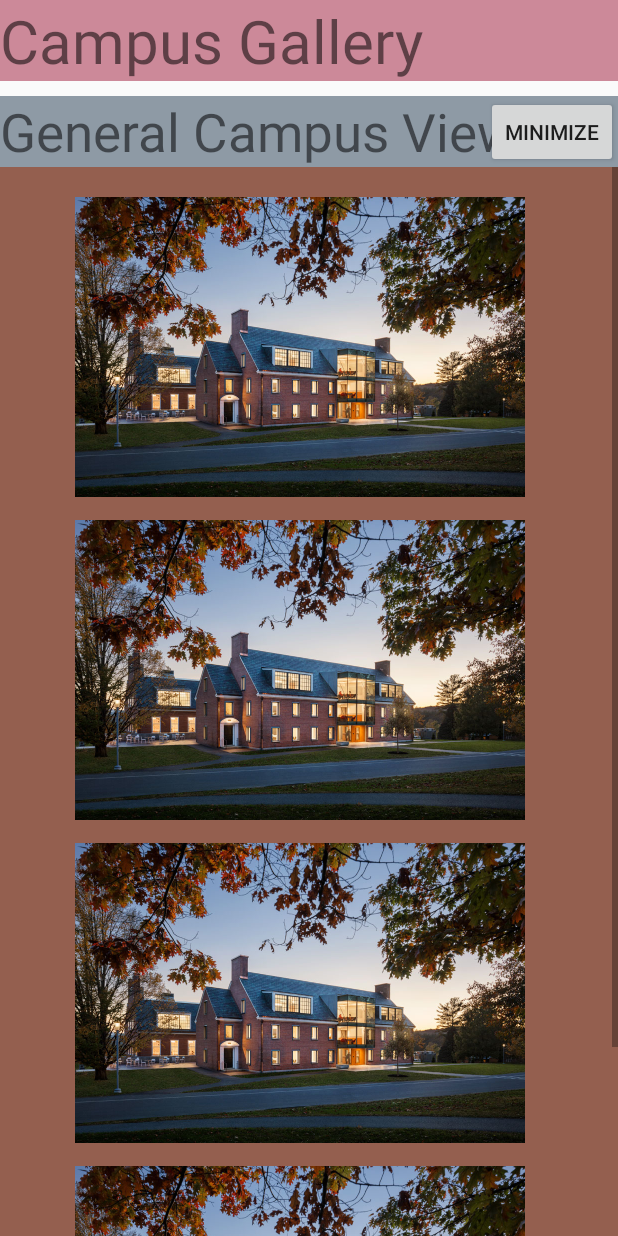
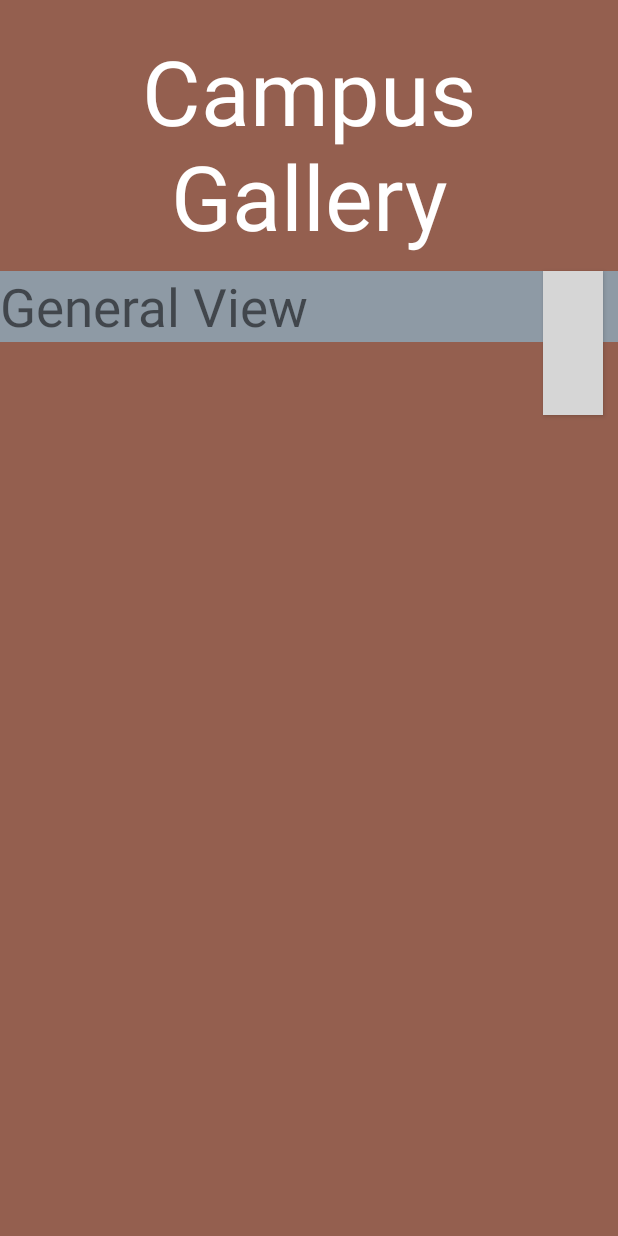
Before and after one commit to Tesfa-eth/BTON-Mobile-APP, an Android app: the CampusGallery screen opened directly, with no data from a screen before it, on a phone screen of 412 x 824 dp. Run offline under Robolectric (Android 15) with nearby library versions, the phone set to English and light mode, and no system bars; grey boxes are pictures that could not be loaded.

Commit message:
Committing UI new changes!

```diff
--- a/app/src/main/java/com/application/bton/CampusGallery.java
+++ b/app/src/main/java/com/application/bton/CampusGallery.java
@@ -1,6 +1,7 @@
 package com.application.bton;
 
 import androidx.appcompat.app.AppCompatActivity;
+import androidx.cardview.widget.CardView;
 
 import android.os.Bundle;
 import android.text.Layout;
@@ -12,7 +13,7 @@ import android.widget.Button;
 public class CampusGallery extends AppCompatActivity {
 
     Button minimize;
-    View toMinimize;
+    CardView toMinimize;
 
     @Override
     protected void onCreate(Bundle savedInstanceState) {
@@ -26,10 +27,13 @@ public class CampusGallery extends AppCompatActivity {
             @Override
             public void onClick(View v) {
                 if(toMinimize.getVisibility() == View.GONE){
+                    TransitionManager.beginDelayedTransition(toMinimize, new AutoTransition());
                     toMinimize.setVisibility(View.VISIBLE);
+                    minimize.setBackgroundResource(R.drawable.ic_baseline_keyboard_arrow_up_24);
                 }
                 else{
                     toMinimize.setVisibility(View.GONE);
+                    minimize.setBackgroundResource(R.drawable.ic_baseline_keyboard_arrow_down_24);
                 }
             }
         });
--- a/app/src/main/res/layout/activity_campus_gallery.xml
+++ b/app/src/main/res/layout/activity_campus_gallery.xml
@@ -4,49 +4,67 @@
     xmlns:tools="http://schemas.android.com/tools"
     android:layout_width="match_parent"
     android:layout_height="match_parent"
-    tools:context=".CampusGallery">
+    tools:context=".CampusGallery"
+    android:background="#945F4F">
 
+    <!--main title, background image would be nice-->
     <TextView
         android:layout_width="match_parent"
         android:layout_height="wrap_content"
+        android:layout_marginTop="20dp"
         android:id="@+id/campusGallery"
         android:text="Campus Gallery"
+        android:textAlignment="center"
         android:layout_centerHorizontal="true"
-        android:textSize="40dp"
-        android:background="#CC8999"
+        android:textSize="60dp"
+        android:textColor="#ffffff"
         />
+
+    <!--min, max button for general view-->
     <Button
-        android:layout_width="wrap_content"
+        android:layout_width="40dp"
         android:layout_height="wrap_content"
-        android:text="Minimize"
+        android:background="@drawable/ic_baseline_keyboard_arrow_down_24"
         android:layout_marginTop="10dp"
         android:layout_below="@+id/campusGallery"
         android:layout_alignRight="@+id/generalView"
         android:id="@+id/minimize"
-        android:layout_marginLeft="300dp"
+        android:layout_marginRight="10dp"
         />
 
     <TextView
+        android:id="@+id/generalView"
         android:layout_width="match_parent"
         android:layout_height="wrap_content"
-        android:text="General Campus View"
-        android:textSize="35dp"
+        android:layout_below="@+id/campusGallery"
         android:layout_marginTop="10dp"
-        android:layout_below="@+id/campusGallery"
-        android:id="@+id/generalView"
         android:background="#8E9AA5"
-        />
+        android:text="General View"
+        android:textSize="35dp" />
+
+    <!--Scrollview containing all scrollable contents-->
     <ScrollView
         android:layout_width="match_parent"
         android:layout_height="wrap_content"
         android:layout_below="@+id/generalView"
         android:id="@+id/scrollView"
-        android:background="#945F4F"
         >
         <RelativeLayout
             android:layout_width="match_parent"
             android:layout_height="wrap_content"
+            >
+        <!--General view cardView-->
+        <androidx.cardview.widget.CardView
             android:id="@+id/exampleImages"
+            android:layout_width="match_parent"
+            android:layout_height="wrap_content"
+            android:visibility="gone"
+            >
+        <RelativeLayout
+            android:layout_width="match_parent"
+            android:layout_height="wrap_content"
+            android:id="@+id/exampleImages1"
+            android:background="#945F4F"
             >
 
             <ImageView
@@ -77,6 +95,10 @@
                 android:id="@+id/image4"
                 android:src="@drawable/bennington_background" />
         </RelativeLayout>
+
+        </androidx.cardview.widget.CardView>
+        </RelativeLayout>
+        <!--General view cardView-->
     </ScrollView>
 
 
--- a/app/src/main/res/layout/activity_health_center.xml
+++ b/app/src/main/res/layout/activity_health_center.xml
@@ -78,8 +78,8 @@
                 android:layout_height="50dp"
                 android:layout_below="@+id/informationImage"
                 android:layout_alignRight="@+id/generalInformation"
+                android:layout_marginTop="-5dp"
                 android:layout_marginRight="40dp"
-                android:layout_marginTop="-5dp"
                 android:background="@drawable/ic_baseline_keyboard_arrow_down_24" />
 
             <androidx.constraintlayout.widget.ConstraintLayout
```
